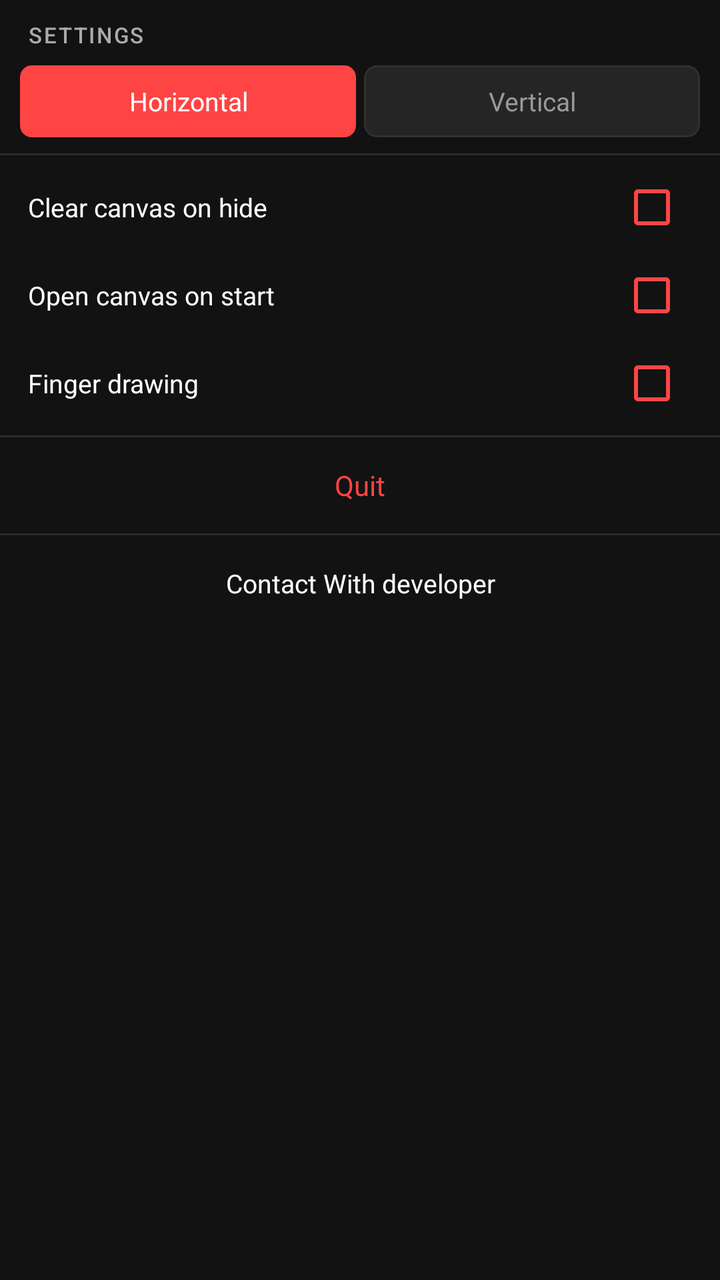
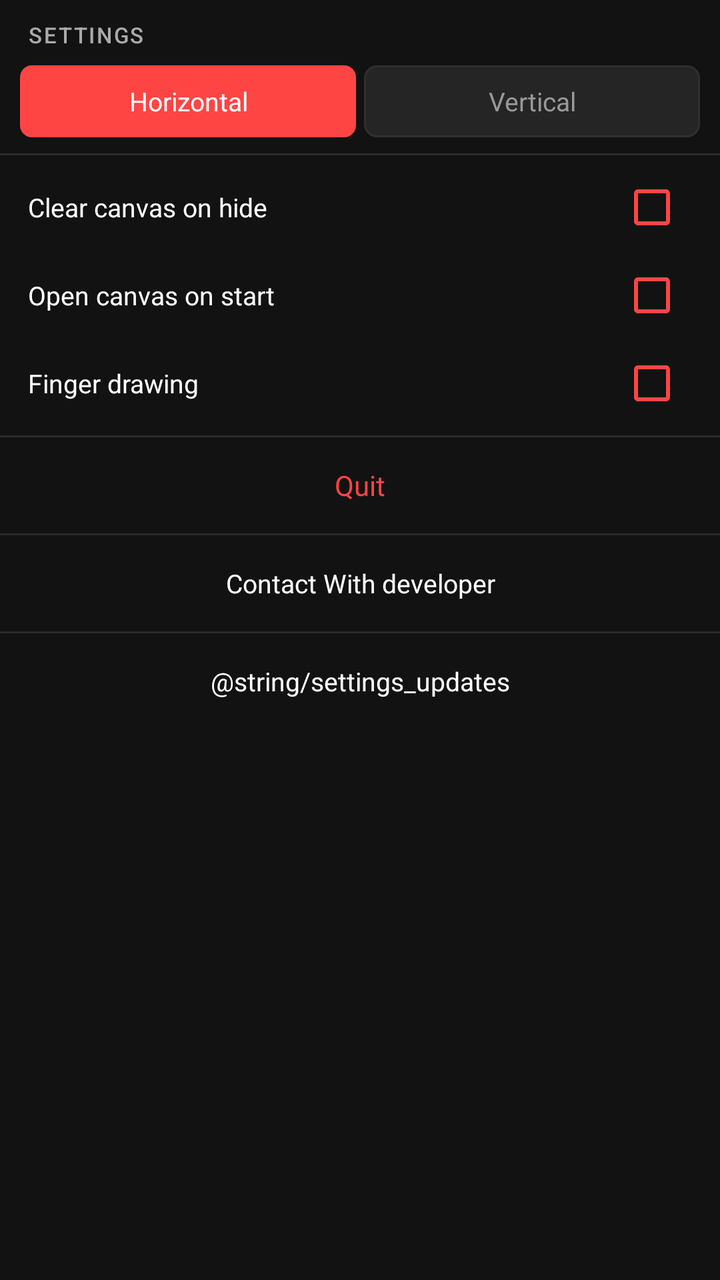

Two renders of the same Android screen: before a commit and after it. Below are the layout's source before the change and the commit's diff.
<!-- AndroidManifest.xml: application theme Theme.DrawAnywhere -->
<!-- res/layout/panel_settings_page1.xml -->
<?xml version="1.0" encoding="utf-8"?>
<ScrollView
    xmlns:android="http://schemas.android.com/apk/res/android"
    android:layout_width="match_parent"
    android:layout_height="match_parent"
    android:scrollbars="none"
    android:overScrollMode="never">

    <LinearLayout
        android:layout_width="match_parent"
        android:layout_height="wrap_content"
        android:orientation="vertical"
        android:paddingTop="10dp"
        android:paddingBottom="6dp">

        <TextView
            android:layout_width="wrap_content"
            android:layout_height="wrap_content"
            android:text="@string/panel_settings"
            android:textColor="@color/panel_subtext"
            android:textSize="11sp"
            android:fontFamily="sans-serif-medium"
            android:layout_marginStart="14dp"
            android:layout_marginBottom="8dp"
            android:textAllCaps="true"
            android:letterSpacing="0.08" />

        <LinearLayout
            android:layout_width="match_parent"
            android:layout_height="wrap_content"
            android:orientation="horizontal"
            android:paddingStart="10dp"
            android:paddingEnd="10dp"
            android:layout_marginBottom="4dp">

            <TextView
                android:id="@+id/btn_horizontal"
                android:layout_width="0dp"
                android:layout_height="36dp"
                android:layout_weight="1"
                android:gravity="center"
                android:text="@string/settings_horizontal"
                android:textSize="13sp"
                android:background="@drawable/bg_setting_selected"
                android:textColor="@color/setting_selected_text"
                android:layout_marginEnd="4dp"
                android:fontFamily="sans-serif" />

            <TextView
                android:id="@+id/btn_vertical"
                android:layout_width="0dp"
                android:layout_height="36dp"
                android:layout_weight="1"
                android:gravity="center"
                android:text="@string/settings_vertical"
                android:textSize="13sp"
                android:background="@drawable/bg_setting_unselected"
                android:textColor="@color/setting_unselected_text"
                android:fontFamily="sans-serif" />
        </LinearLayout>

        <View
            android:layout_width="match_parent"
            android:layout_height="1dp"
            android:background="@color/panel_section_divider"
            android:layout_marginTop="4dp"
            android:layout_marginBottom="4dp" />

        <LinearLayout
            android:layout_width="match_parent"
            android:layout_height="44dp"
            android:orientation="horizontal"
            android:gravity="center_vertical"
            android:paddingStart="14dp"
            android:paddingEnd="10dp">
            <TextView
                android:layout_width="0dp" android:layout_height="wrap_content"
                android:layout_weight="1"
                android:text="@string/settings_clear_on_hide"
                android:textColor="@color/panel_text" android:textSize="13sp" />
            <CheckBox
                android:id="@+id/chk_clear_on_hide"
                android:layout_width="wrap_content" android:layout_height="wrap_content"
                android:buttonTint="@color/setting_toggle_tint" />
        </LinearLayout>

        <LinearLayout
            android:layout_width="match_parent"
            android:layout_height="44dp"
            android:orientation="horizontal"
            android:gravity="center_vertical"
            android:paddingStart="14dp"
            android:paddingEnd="10dp">
            <TextView
                android:layout_width="0dp" android:layout_height="wrap_content"
                android:layout_weight="1"
                android:text="@string/settings_open_on_start"
                android:textColor="@color/panel_text" android:textSize="13sp" />
            <CheckBox
                android:id="@+id/chk_open_on_start"
                android:layout_width="wrap_content" android:layout_height="wrap_content"
                android:buttonTint="@color/setting_toggle_tint" />
        </LinearLayout>

        <LinearLayout
            android:layout_width="match_parent"
            android:layout_height="44dp"
            android:orientation="horizontal"
            android:gravity="center_vertical"
            android:paddingStart="14dp"
            android:paddingEnd="10dp">
            <TextView
                android:layout_width="0dp" android:layout_height="wrap_content"
                android:layout_weight="1"
                android:text="@string/settings_finger_drawing"
                android:textColor="@color/panel_text" android:textSize="13sp" />
            <CheckBox
                android:id="@+id/chk_finger_drawing"
                android:layout_width="wrap_content" android:layout_height="wrap_content"
                android:buttonTint="@color/setting_toggle_tint" />
        </LinearLayout>

        <View
            android:layout_width="match_parent"
            android:layout_height="1dp"
            android:background="@color/panel_section_divider"
            android:layout_marginTop="4dp"
            android:layout_marginBottom="4dp" />

        <TextView
            android:id="@+id/btn_quit"
            android:layout_width="match_parent"
            android:layout_height="40dp"
            android:gravity="center"
            android:text="@string/settings_quit"
            android:textColor="@color/btn_quit_text"
            android:textSize="14sp"
            android:fontFamily="sans-serif" />

        <View
            android:layout_width="match_parent"
            android:layout_height="1dp"
            android:background="@color/panel_section_divider"
            android:layout_marginTop="4dp"
            android:layout_marginBottom="4dp" />

        
        <TextView
            android:id="@+id/btn_contact_developer"
            android:layout_width="match_parent"
            android:layout_height="40dp"
            android:gravity="center"
            android:text="@string/settings_contact_developer"
            android:textColor="@color/panel_text"
            android:textSize="13sp"
            android:fontFamily="sans-serif" />

    </LinearLayout>
</ScrollView>
<!-- resources referenced by this layout -->
<resources>
  <color name="btn_quit_text">#FFFF4444</color>
  <color name="panel_section_divider">#FF2A2A2A</color>
  <color name="panel_subtext">#FFAAAAAA</color>
  <color name="panel_text">#FFFFFFFF</color>
  <color name="setting_selected_text">#FFFFFFFF</color>
  <color name="setting_toggle_tint">#FFFF4444</color>
  <color name="setting_unselected_text">#FF999999</color>
  <!-- drawable bg_setting_selected (drawable) -->
  <?xml version="1.0" encoding="utf-8"?>
  <shape xmlns:android="http://schemas.android.com/apk/res/android"
      android:shape="rectangle">
  
      <solid android:color="@color/setting_selected_bg" />
  
      <corners android:radius="6dp" />
  
  </shape>
  <!-- drawable bg_setting_unselected (drawable) -->
  <?xml version="1.0" encoding="utf-8"?>
  <shape xmlns:android="http://schemas.android.com/apk/res/android"
      android:shape="rectangle">
  
      <solid android:color="@color/setting_unselected_bg" />
  
      <corners android:radius="6dp" />
  
      <stroke
          android:width="1dp"
          android:color="@color/panel_border" />
  
  </shape>
  <string name="panel_settings">Settings</string>
  <string name="settings_clear_on_hide">Clear canvas on hide</string>
  <string name="settings_contact_developer">Contact With developer</string>
  <string name="settings_finger_drawing">Finger drawing</string>
  <string name="settings_horizontal">Horizontal</string>
  <string name="settings_open_on_start">Open canvas on start</string>
  <string name="settings_quit">Quit</string>
  <string name="settings_vertical">Vertical</string>
  <style name="Theme.DrawAnywhere" parent="Theme.MaterialComponents.DayNight.NoActionBar">
          <item name="colorPrimary">@color/colorPrimary</item>
          <item name="colorPrimaryVariant">@color/colorPrimaryVariant</item>
          <item name="colorOnPrimary">@color/colorOnPrimary</item>
          <item name="colorSecondary">@color/colorSecondary</item>
          <item name="colorOnSecondary">@color/colorOnSecondary</item>
          <item name="colorError">@color/colorError</item>
          <item name="colorOnError">@color/colorOnError</item>
          <item name="colorSurface">@color/colorSurface</item>
          <item name="colorOnSurface">@color/colorOnSurface</item>
          <item name="android:colorBackground">@color/colorBackground</item>
          <item name="android:windowBackground">@color/colorBackground</item>
          <item name="android:statusBarColor">@android:color/transparent</item>
          <item name="android:navigationBarColor">@android:color/transparent</item>
          <item name="android:windowDrawsSystemBarBackgrounds">true</item>
      </style>
  <color name="setting_selected_bg">#FFFF4444</color>
  <color name="setting_unselected_bg">#FF252525</color>
  <color name="panel_border">#FF303030</color>
  <color name="colorPrimary">#FFB73A3A</color>
  <color name="colorPrimaryVariant">#FF8B0000</color>
  <color name="colorOnPrimary">#FFFFFFFF</color>
  <color name="colorSecondary">#FF444444</color>
  <color name="colorOnSecondary">#FFFFFFFF</color>
  <color name="colorError">#FFCF6679</color>
  <color name="colorOnError">#FF000000</color>
  <color name="colorSurface">#FF1C1C1C</color>
  <color name="colorOnSurface">#FFFFFFFF</color>
  <color name="colorBackground">#FF121212</color>
</resources>

<!-- the commit's change to res/layout/panel_settings_page1.xml (unified diff, before → after) -->
@@ -155,5 +155,23 @@
             android:textSize="13sp"
             android:fontFamily="sans-serif" />
 
+        <View
+            android:layout_width="match_parent"
+            android:layout_height="1dp"
+            android:background="@color/panel_section_divider"
+            android:layout_marginTop="4dp"
+            android:layout_marginBottom="4dp" />
+
+        
+        <TextView
+            android:id="@+id/btn_updates"
+            android:layout_width="match_parent"
+            android:layout_height="40dp"
+            android:gravity="center"
+            android:text="@string/settings_updates"
+            android:textColor="@color/panel_text"
+            android:textSize="13sp"
+            android:fontFamily="sans-serif" />
+
     </LinearLayout>
 </ScrollView>
